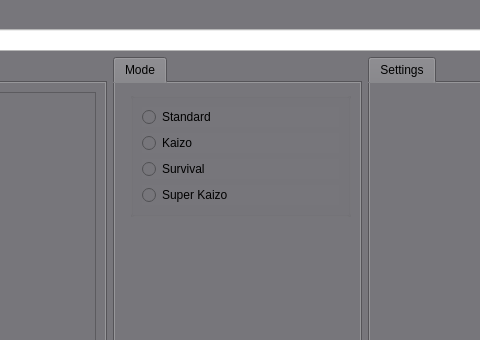
Above: launcher/mainwindow.ui from besteon/IronLauncher before the change; both pictures show x 180 to 660 and y 0 to 340 of the 805 by 599 pixel window. Below: the same form after it.
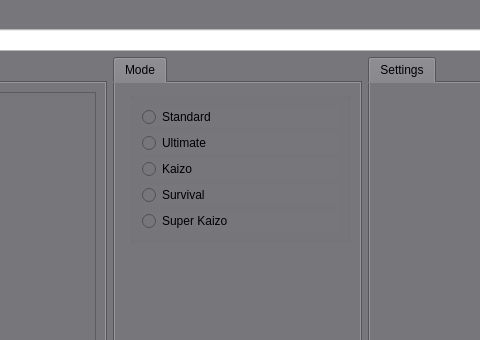
That is the form after the change. Icons and pictures are not drawn.

What changed in the file:
```diff
--- a/launcher/mainwindow.ui
+++ b/launcher/mainwindow.ui
@@ -102,6 +102,13 @@
                    </property>
                   </widget>
                  </item>
+                 <item>
+                  <widget class="QRadioButton" name="ultimateModeRadioButton">
+                   <property name="text">
+                    <string>Ultimate</string>
+                   </property>
+                  </widget>
+                 </item>
                  <item>
                   <widget class="QRadioButton" name="radioButton_4">
                    <property name="text">
```
